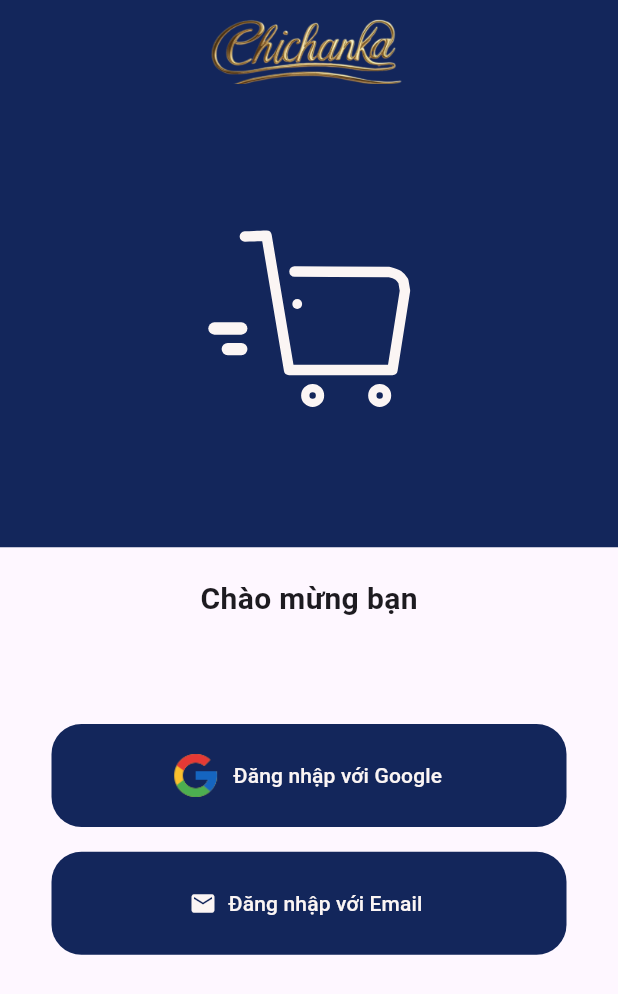
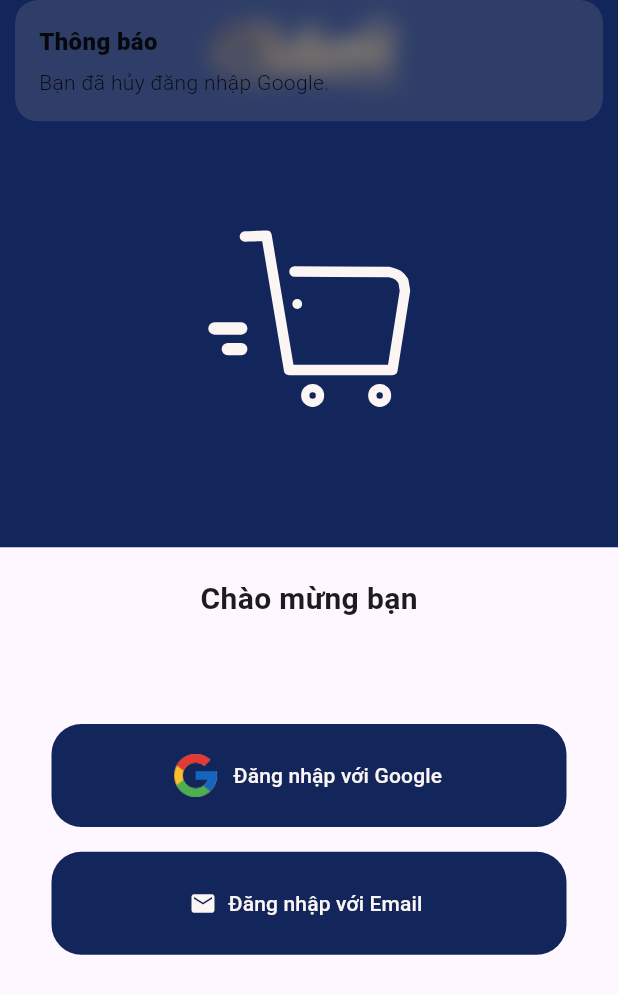
Before and after one commit to tamntm39/Sales_App, a Flutter app: the screen it shows after launch, after a tap on "Đăng nhập với Google", on a phone screen of 412 x 824 dp. Shown: the top 994 px of the screen. Run offline on Flutter 3.47's test engine with Material 3 defaults, Android fonts, the phone set to English and light mode, and no system bars; our stand-ins replace app_links, cached_network_image, carousel_slider, cloud_firestore, dio, firebase_auth and 11 more; missing offline and left inert: flutter_paypal_payment, image_card; accounts and stored records are empty.

Commit message:
Cập nhật tính năng đăng nhập bằng Google

```diff
--- a/lib/controllers/google-sign-in-controller.dart
+++ b/lib/controllers/google-sign-in-controller.dart
@@ -1,62 +1,94 @@
-// ignore_for_file: file_names, unused_local_variable, avoid_print
-
-import 'dart:convert';
-import 'package:chichanka_perfume/screens/user-panel/main-screen.dart';
-import 'package:flutter_easyloading/flutter_easyloading.dart';
+import 'package:flutter/material.dart';
 import 'package:get/get.dart';
 import 'package:google_sign_in/google_sign_in.dart';
-import 'package:http/http.dart' as http;
+import 'package:shared_preferences/shared_preferences.dart';
+import '../models/user-model.dart';
+import '../services/google_auth_service.dart';
+import '../services/customer/get_customer_service.dart';
 
 class GoogleSignInController extends GetxController {
-  // Thay YOUR_WEB_CLIENT_ID bằng client id web OAuth 2.0 trong Google Cloud Console
-  final GoogleSignIn googleSignIn = GoogleSignIn(
-    scopes: ['email', 'profile'],
-    serverClientId: '122754317810-s8g8tikvthd720j11eefl500s3j5lllo.apps.googleusercontent.com',
+  var userModel = Rxn<UserModel>();
+
+  final GoogleSignIn _googleSignIn = GoogleSignIn(
+    scopes: ['email'],
+    clientId: '122754317810-s8g8tikvthd720j11eefl500s3j5lllo.apps.googleusercontent.com', // Đặt đúng clientId Web
   );
 
   Future<void> signInWithGoogle() async {
     try {
-      // Người dùng đăng nhập với Google
-      final GoogleSignInAccount? googleSignInAccount = await googleSignIn.signIn();
-
-      if (googleSignInAccount == null) {
-        print("Người dùng đã hủy đăng nhập.");
+      final GoogleSignInAccount? googleUser = await _googleSignIn.signIn();
+      if (googleUser == null) {
+        Get.snackbar('Thông báo', 'Bạn đã hủy đăng nhập Google.');
         return;
       }
 
-      EasyLoading.show(status: "Please wait...");
+      final GoogleSignInAuthentication googleAuth = await googleUser.authentication;
 
-      final GoogleSignInAuthentication googleSignInAuthentication =
-      await googleSignInAccount.authentication;
-
-      final idToken = googleSignInAuthentication.idToken;
-      print('idToken lấy được: $idToken');
-
-      if (idToken == null) {
-        EasyLoading.dismiss();
-        print("Không có idToken, có thể do chưa cấu hình đúng OAuth client.");
+      if (googleAuth.idToken == null) {
+        Get.snackbar('Lỗi', 'Không lấy được idToken.');
         return;
       }
 
-      // Gửi idToken đến backend để xác thực
-      final response = await http.post(
-        Uri.parse('http://10.0.2.2:7072/api/auth/google'),
-        headers: {'Content-Type': 'application/json'},
-        body: jsonEncode({'idToken': idToken}),
-      );
+      final response = await GoogleAuthService().googleSignIn(googleAuth.idToken!);
 
-      EasyLoading.dismiss();
+      if (response['success']) {
+        final prefs = await SharedPreferences.getInstance();
+        await prefs.setInt('customerId', response['data']['customerId']);
 
-      if (response.statusCode == 200) {
-        final data = jsonDecode(response.body);
-        print("Backend xác thực thành công: $data");
-        Get.offAll(() => const MainScreen());
+        await loadUserData();
+
+        Get.snackbar('Thành công', 'Đăng nhập Google thành công.');
+
+        // Ví dụ: chuyển sang Home
+        Get.offAllNamed('/home');
       } else {
-        print("Backend xác thực thất bại: ${response.body}");
+        Get.snackbar('Lỗi', response['message'] ?? 'Đăng nhập Google thất bại.');
       }
     } catch (e) {
-      EasyLoading.dismiss();
-      print("Lỗi khi đăng nhập Google: $e");
+      Get.snackbar('Lỗi', 'Đăng nhập Google thất bại: $e');
+    }
+  }
+
+  Future<void> loadUserData() async {
+    try {
+      final prefs = await SharedPreferences.getInstance();
+      int? customerId = prefs.getInt('customerId');
+
+      if (customerId != null) {
+        final result = await GetCustomerService().getCustomer(customerId);
+
+        if (result['success']) {
+          final data = result['data'];
+          final imgUrl = data['image'];
+          final fullImgUrl = (imgUrl != null && imgUrl.startsWith('/'))
+              ? 'http://10.0.2.2:7072$imgUrl'
+              : imgUrl ?? '';
+
+          userModel.value = UserModel.fromMap({...data, 'userImg': fullImgUrl});
+        } else {
+          Get.snackbar('Lỗi', result['message'] ?? 'Không thể tải thông tin người dùng.');
+        }
+      } else {
+        Get.snackbar('Lỗi', 'Không tìm thấy customerId trong thiết bị.');
+      }
+    } catch (e) {
+      Get.snackbar('Lỗi', 'Không thể tải thông tin người dùng: $e');
+    }
+  }
+
+  Future<void> signOutGoogle() async {
+    try {
+      await _googleSignIn.signOut();
+
+      final prefs = await SharedPreferences.getInstance();
+      await prefs.remove('customerId');
+
+      userModel.value = null;
+
+      Get.snackbar('Thành công', 'Đăng xuất Google thành công.');
+      Get.offAllNamed('/login'); // Ví dụ chuyển về màn hình login
+    } catch (e) {
+      Get.snackbar('Lỗi', 'Đăng xuất Google thất bại: $e');
     }
   }
 }
--- a/lib/main.dart
+++ b/lib/main.dart
@@ -2,6 +2,8 @@
 import 'package:chichanka_perfume/screens/auth-ui/splash-screen.dart';
 import 'package:firebase_core/firebase_core.dart';
 import 'package:flutter/material.dart';
+import 'package:get/get.dart';
+import 'package:chichanka_perfume/screens/user-panel/main-screen.dart';
 import 'package:flutter_easyloading/flutter_easyloading.dart';
 import 'package:get/get_navigation/src/root/get_material_app.dart';
 
@@ -31,6 +33,9 @@
       ),
       home: const SplashScreen(),
       builder: EasyLoading.init(),
+      getPages: [
+        GetPage(name: '/home', page: () => const MainScreen()), // Đã fix
+      ],
     );
   }
 }
--- /dev/null
+++ b/lib/services/google_auth_service.dart
@@ -0,0 +1,34 @@
+import 'dart:convert';
+import 'package:http/http.dart' as http;
+
+class GoogleAuthService {
+  final String _baseUrl = 'http://10.0.2.2:7072/api';
+
+  Future<Map<String, dynamic>> googleSignIn(String idToken) async {
+    try {
+      final url = Uri.parse('$_baseUrl/Auth/GoogleSignIn');
+      final response = await http.post(
+        url,
+        headers: {'Content-Type': 'application/json'},
+        body: jsonEncode({'idToken': idToken}),
+      );
+
+      print('GOOGLE SIGN-IN - Status: ${response.statusCode}');
+      print('GOOGLE SIGN-IN - Body: ${response.body}');
+
+      if (response.statusCode == 200) {
+        final data = jsonDecode(response.body);
+        return {'success': true, 'data': data['data']};
+      } else {
+        final data = jsonDecode(response.body);
+        return {
+          'success': false,
+          'message': data['message'] ?? 'Đăng nhập Google thất bại'
+        };
+      }
+    } catch (e) {
+      print('GOOGLE SIGN-IN - Exception: $e');
+      return {'success': false, 'message': 'Lỗi kết nối: $e'};
+    }
+  }
+}
```
Also changed, not shown: pubspec.lock.
